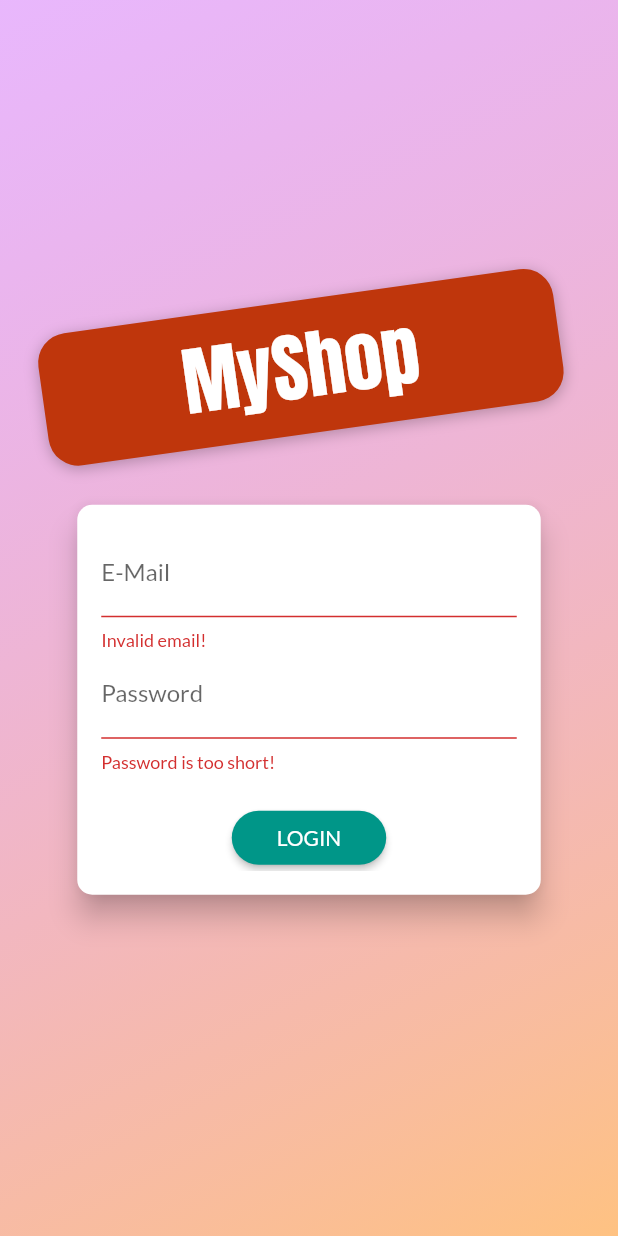
After one commit to priyanshuvishnoi/shop_app, a Flutter app: the screen it shows after launch, after a tap on "LOGIN", on a phone screen of 412 x 824 dp. The commit adds this screen. Run offline on Flutter 3.47's test engine with Material 2 defaults, Android fonts, the phone set to English and light mode, and no system bars; network calls fail.

Commit message:
log in and log out and sign up

```diff
--- a/lib/main.dart
+++ b/lib/main.dart
@@ -6,8 +6,10 @@ import './screens/products_overview_screen.dart';
 import './screens/orders_screen.dart';
 import './screens/user_products_screen.dart';
 import './screens/edit_product_screen.dart';
+import './screens/auth_screen.dart';
 import './providers/products.dart';
 import './providers/orders.dart';
+import './providers/auth.dart';
 import './providers/cart.dart';
 
 void main() => runApp(MyApp());
@@ -18,23 +20,34 @@ class MyApp extends StatelessWidget {
     return MultiProvider(
       providers: [
         ChangeNotifierProvider(
-          create: (ctx) => Products(),
+          create: (ctx) => Auth(),
+        ),
+        ChangeNotifierProxyProvider<Auth, Products>(
+          update: (ctx, auth, previousProducts) => Products(
+            auth.token,
+            auth.userId,
+            previousProducts != null ? previousProducts.items : [],
+          ),
         ),
         ChangeNotifierProvider(
           create: (ctx) => Cart(),
         ),
-        ChangeNotifierProvider(
-          create: (ctx) => Orders(),
+        ChangeNotifierProxyProvider<Auth, Orders>(
+          update: (ctx, auth, previousOrders) => Orders(
+            auth.token,
+            previousOrders != null ? previousOrders.orders : [],
+          ),
         ),
       ],
-      child: MaterialApp(
+      child: Consumer<Auth>(
+        builder: (ctx, auth, _) => MaterialApp(
           title: 'Shop App',
           theme: ThemeData(
             primarySwatch: Colors.teal,
             accentColor: Colors.deepOrange,
             fontFamily: 'Lato',
           ),
-        home: ProductsOverviewScreen(),
+          home: auth.isAuth ? ProductsOverviewScreen() : AuthScreen(),
           routes: {
             ProductDetailsScreen.routeName: (ctx) => ProductDetailsScreen(),
             UserProductsScreen.routeName: (ctx) => UserProductsScreen(),
@@ -43,6 +56,7 @@ class MyApp extends StatelessWidget {
             EditProductScreen.routeName: (ctx) => EditProductScreen(),
           },
         ),
+      ),
     );
   }
 }
--- /dev/null
+++ b/lib/providers/auth.dart
@@ -0,0 +1,80 @@
+import 'dart:convert';
+
+import 'package:flutter/foundation.dart';
+import 'package:http/http.dart' as http;
+import '../models/http_exception.dart';
+import '../models/api_key.dart';
+
+class Auth with ChangeNotifier {
+  String _token;
+  DateTime _expiryDate;
+  String _userId;
+
+  bool get isAuth {
+    return token != null;
+  }
+
+  String get token {
+    if (_expiryDate != null &&
+        _expiryDate.isAfter(DateTime.now()) &&
+        _token != null) {
+      return _token;
+    }
+    return null;
+  }
+
+  String get userId {
+    return _userId;
+  }
+
+  Future<void> _authenticate(
+    String email,
+    String password,
+    String urlSegment,
+  ) async {
+    final url = Uri.parse(
+      'https://identitytoolkit.googleapis.com/v1/accounts:$urlSegment?key=$apiKey',
+    );
+    try {
+      final response = await http.post(
+        url,
+        body: json.encode(
+          {
+            'email': email,
+            'password': password,
+            'returnSecureToken': true,
+          },
+        ),
+      );
+      final responseData = json.decode(response.body);
+      if (response.statusCode == 400) {
+        throw HttpException('${responseData['error']['message']}');
+      }
+      _token = responseData['idToken'];
+      _userId = responseData['localId'];
+      _expiryDate = DateTime.now().add(
+        Duration(
+          seconds: int.parse(responseData['expiresIn']),
+        ),
+      );
+      notifyListeners();
+    } catch (error) {
+      throw error;
+    }
+  }
+
+  Future<void> signup(String email, String password) async {
+    return _authenticate(email, password, 'signUp');
+  }
+
+  Future<void> login(String email, String password) async {
+    return _authenticate(email, password, 'signInWithPassword');
+  }
+
+  void logout() {
+    _token = null;
+    _userId = null;
+    _expiryDate = null;
+    notifyListeners();
+  }
+}
--- /dev/null
+++ b/lib/screens/auth_screen.dart
@@ -0,0 +1,273 @@
+import 'dart:math';
+import 'package:flutter/material.dart';
+import 'package:provider/provider.dart';
+import '../providers/auth.dart';
+import '../models/http_exception.dart';
+
+enum AuthMode { Signup, Login }
+
+class AuthScreen extends StatelessWidget {
+  static const routeName = '/auth';
+
+  @override
+  Widget build(BuildContext context) {
+    final deviceSize = MediaQuery.of(context).size;
+    // final transformConfig = Matrix4.rotationZ(-8 * pi / 180);
+    // transformConfig.translate(-10.0);
+    return Scaffold(
+      // resizeToAvoidBottomInset: false,
+      body: Stack(
+        children: <Widget>[
+          Container(
+            decoration: BoxDecoration(
+              gradient: LinearGradient(
+                colors: [
+                  Color.fromRGBO(215, 117, 255, 1).withOpacity(0.5),
+                  Color.fromRGBO(255, 188, 117, 1).withOpacity(0.9),
+                ],
+                begin: Alignment.topLeft,
+                end: Alignment.bottomRight,
+                stops: [0, 1],
+              ),
+            ),
+          ),
+          SingleChildScrollView(
+            child: Container(
+              height: deviceSize.height,
+              width: deviceSize.width,
+              child: Column(
+                mainAxisAlignment: MainAxisAlignment.center,
+                crossAxisAlignment: CrossAxisAlignment.center,
+                children: <Widget>[
+                  Flexible(
+                    child: Container(
+                      margin: EdgeInsets.only(bottom: 20.0),
+                      padding:
+                          EdgeInsets.symmetric(vertical: 8.0, horizontal: 94.0),
+                      transform: Matrix4.rotationZ(-8 * pi / 180)
+                        ..translate(-10.0),
+                      decoration: BoxDecoration(
+                        borderRadius: BorderRadius.circular(20),
+                        color: Colors.deepOrange.shade900,
+                        boxShadow: [
+                          BoxShadow(
+                            blurRadius: 8,
+                            color: Colors.black26,
+                            offset: Offset(0, 2),
+                          )
+                        ],
+                      ),
+                      child: Text(
+                        'MyShop',
+                        style: TextStyle(
+                          color:
+                              Theme.of(context).accentTextTheme.headline6.color,
+                          fontSize: 50,
+                          fontFamily: 'Anton',
+                          fontWeight: FontWeight.normal,
+                        ),
+                      ),
+                    ),
+                  ),
+                  Flexible(
+                    flex: deviceSize.width > 600 ? 2 : 1,
+                    child: AuthCard(),
+                  ),
+                ],
+              ),
+            ),
+          ),
+        ],
+      ),
+    );
+  }
+}
+
+class AuthCard extends StatefulWidget {
+  const AuthCard({
+    Key key,
+  }) : super(key: key);
+
+  @override
+  _AuthCardState createState() => _AuthCardState();
+}
+
+class _AuthCardState extends State<AuthCard> {
+  final GlobalKey<FormState> _formKey = GlobalKey();
+  AuthMode _authMode = AuthMode.Login;
+  Map<String, String> _authData = {
+    'email': '',
+    'password': '',
+  };
+  var _isLoading = false;
+  final _passwordController = TextEditingController();
+
+  void _showErrorDialog(String msg) {
+    showDialog(
+        context: context,
+        builder: (ctx) => AlertDialog(
+              title: Text('An error occurred!'),
+              content: Text(msg),
+              actions: [
+                FlatButton(
+                  child: Text('Okay'),
+                  onPressed: () {
+                    Navigator.of(ctx).pop();
+                  },
+                ),
+              ],
+            ));
+  }
+
+  void _submit() async {
+    if (!_formKey.currentState.validate()) {
+      // Invalid!
+      return;
+    }
+    _formKey.currentState.save();
+    setState(() {
+      _isLoading = true;
+    });
+    try {
+      if (_authMode == AuthMode.Login) {
+        // Log user in
+        await Provider.of<Auth>(context, listen: false).login(
+          _authData['email'],
+          _authData['password'],
+        );
+      } else {
+        // Sign user up
+        await Provider.of<Auth>(context, listen: false).signup(
+          _authData['email'],
+          _authData['password'],
+        );
+      }
+    } on HttpException catch (error) {
+      var errorMessage = "Authentication failed";
+      if (error.toString().contains('EMAIL_EXISTS')) {
+        errorMessage = 'This email is already in use.';
+      } else if (error.toString().contains('INVALID_EMAIL')) {
+        errorMessage = 'This is not a valid email';
+      } else if (error.toString().contains('WEAK_PASSWORD')) {
+        errorMessage = 'This password is too weak.';
+      } else if (error.toString().contains('EMAIL_NOT_FOUND')) {
+        errorMessage = 'Could not find a user with this email address.';
+      } else if (error.toString().contains('INVALID_PASSWORD')) {
+        errorMessage = 'Invalid password';
+      }
+      _showErrorDialog(errorMessage);
+    } catch (error) {
+      var errorMessage = 'Could not authenticate you. Please try again later.';
+      _showErrorDialog(errorMessage);
+    }
+    setState(() {
+      _isLoading = false;
+    });
+  }
+
+  void _switchAuthMode() {
+    if (_authMode == AuthMode.Login) {
+      setState(() {
+        _authMode = AuthMode.Signup;
+      });
+    } else {
+      setState(() {
+        _authMode = AuthMode.Login;
+      });
+    }
+  }
+
+  @override
+  Widget build(BuildContext context) {
+    final deviceSize = MediaQuery.of(context).size;
+    return Card(
+      shape: RoundedRectangleBorder(
+        borderRadius: BorderRadius.circular(10.0),
+      ),
+      elevation: 8.0,
+      child: Container(
+        height: _authMode == AuthMode.Signup ? 320 : 260,
+        constraints:
+            BoxConstraints(minHeight: _authMode == AuthMode.Signup ? 320 : 260),
+        width: deviceSize.width * 0.75,
+        padding: EdgeInsets.all(16.0),
+        child: Form(
+          key: _formKey,
+          child: SingleChildScrollView(
+            child: Column(
+              children: <Widget>[
+                TextFormField(
+                  decoration: InputDecoration(labelText: 'E-Mail'),
+                  keyboardType: TextInputType.emailAddress,
+                  validator: (value) {
+                    if (value.isEmpty || !value.contains('@')) {
+                      return 'Invalid email!';
+                    }
+                    return null;
+                  },
+                  onSaved: (value) {
+                    _authData['email'] = value;
+                  },
+                ),
+                TextFormField(
+                  decoration: InputDecoration(labelText: 'Password'),
+                  obscureText: true,
+                  controller: _passwordController,
+                  validator: (value) {
+                    if (value.isEmpty || value.length < 5) {
+                      return 'Password is too short!';
+                    }
+                    return null;
+                  },
+                  onSaved: (value) {
+                    _authData['password'] = value;
+                  },
+                ),
+                if (_authMode == AuthMode.Signup)
+                  TextFormField(
+                    enabled: _authMode == AuthMode.Signup,
+                    decoration: InputDecoration(labelText: 'Confirm Password'),
+                    obscureText: true,
+                    validator: _authMode == AuthMode.Signup
+                        ? (value) {
+                            if (value != _passwordController.text) {
+                              return 'Passwords do not match!';
+                            }
+                            return null;
+                          }
+                        : null,
+                  ),
+                SizedBox(
+                  height: 20,
+                ),
+                if (_isLoading)
+                  CircularProgressIndicator()
+                else
+                  RaisedButton(
+                    child:
+                        Text(_authMode == AuthMode.Login ? 'LOGIN' : 'SIGN UP'),
+                    onPressed: _submit,
+                    shape: RoundedRectangleBorder(
+                      borderRadius: BorderRadius.circular(30),
+                    ),
+                    padding:
+                        EdgeInsets.symmetric(horizontal: 30.0, vertical: 8.0),
+                    color: Theme.of(context).primaryColor,
+                    textColor: Theme.of(context).primaryTextTheme.button.color,
+                  ),
+                FlatButton(
+                  child: Text(
+                      '${_authMode == AuthMode.Login ? 'SIGNUP' : 'LOGIN'} INSTEAD'),
+                  onPressed: _switchAuthMode,
+                  padding: EdgeInsets.symmetric(horizontal: 30.0, vertical: 4),
+                  materialTapTargetSize: MaterialTapTargetSize.shrinkWrap,
+                  textColor: Theme.of(context).primaryColor,
+                ),
+              ],
+            ),
+          ),
+        ),
+      ),
+    );
+  }
+}
--- a/lib/screens/orders_screen.dart
+++ b/lib/screens/orders_screen.dart
@@ -16,7 +16,7 @@ class OrdersScreen extends StatelessWidget {
       drawer: AppDrawer(),
       body: FutureBuilder(
         future:
-            Provider.of<Orders>(context, listen: false).fetchAndSetProducts(),
+            Provider.of<Orders>(context, listen: false).fetchAndSetOrders(),
         builder: (ctx, dataSnapshot) {
           if (dataSnapshot.connectionState == ConnectionState.waiting) {
             return Center(
--- a/lib/widgets/products_item.dart
+++ b/lib/widgets/products_item.dart
@@ -1,5 +1,6 @@
 import 'package:flutter/material.dart';
 import 'package:provider/provider.dart';
+import '../providers/auth.dart';
 import '../providers/cart.dart';
 import '../providers/product.dart';
 import '../screens/product_details_screen.dart';
@@ -14,6 +15,7 @@ class ProductItem extends StatelessWidget {
   Widget build(BuildContext context) {
     final product = Provider.of<Product>(context, listen: false);
     final cart = Provider.of<Cart>(context, listen: false);
+    final auth = Provider.of<Auth>(context, listen: false);
     return ClipRRect(
       borderRadius: BorderRadius.circular(10),
       child: GridTile(
@@ -38,7 +40,7 @@ class ProductItem extends StatelessWidget {
                 color: Theme.of(context).accentColor,
               ),
               onPressed: () {
-                product.toggleFavoriteStatus();
+                product.toggleFavoriteStatus(auth.token, auth.userId);
               },
             ),
           ),
```
Also changed, not shown: lib/providers/orders.dart (+10 -7 lines), lib/providers/product.dart (+6 -6 lines), lib/providers/products.dart (+24 -15 lines), lib/widgets/app_drawer.dart (+18 -0 lines), 1 other file. Lines whose indentation alone changed are shown as unchanged.
